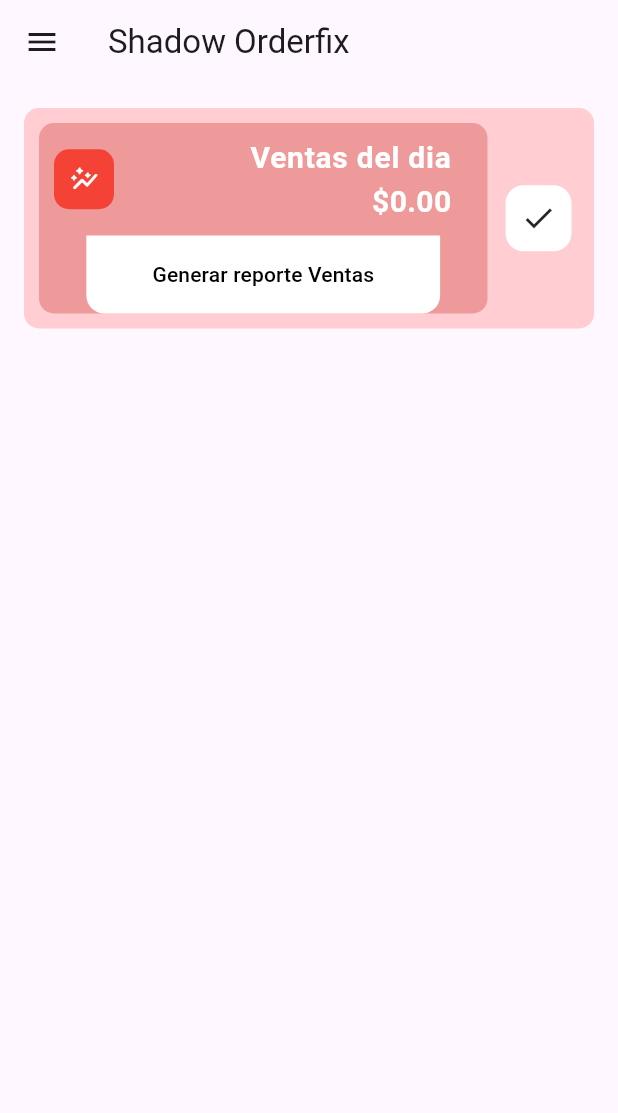
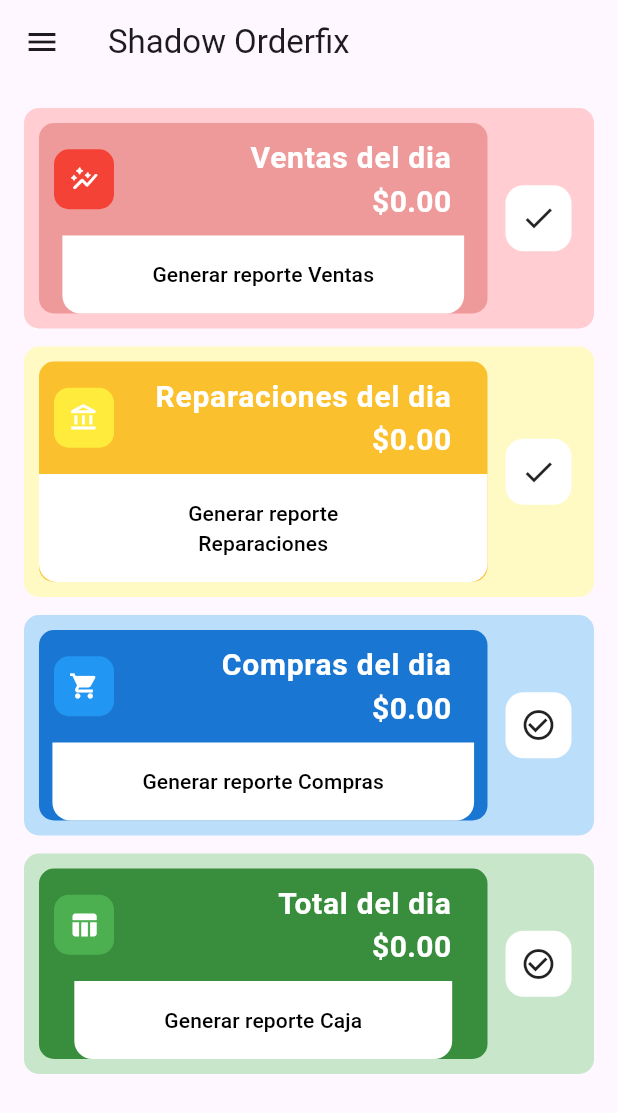
Before and after one commit to bryanmsombra27/flutter_templates, a Flutter app: the screen it shows after launch, on a phone screen of 412 x 824 dp. Shown: the top 1113 px of the screen. Run offline on Flutter 3.47's test engine with Material 3 defaults, Android fonts, the phone set to English and light mode, and no system bars.

Commit message:
card section finished

```diff
--- a/lib/main.dart
+++ b/lib/main.dart
@@ -45,6 +45,7 @@ class _home extends StatelessWidget {
   Widget build(BuildContext context) {
     return Padding(
       padding: const EdgeInsets.all(16),
+      child: SingleChildScrollView(
         child: Column(
           spacing: 12,
           children: [
@@ -53,8 +54,43 @@ class _home extends StatelessWidget {
               cardColor: Colors.red.shade200,
               iconColor: Colors.red,
               icon: Icons.auto_graph_rounded,
+              label: "Ventas del dia",
+              buttonLabel: "Generar reporte Ventas",
+              price: "\$0.00",
+              secondIcon: Icons.check,
+            ),
+            CustomCard(
+              color: Colors.yellow.shade100,
+              cardColor: Colors.yellow.shade700,
+              iconColor: Colors.yellow.shade500,
+              icon: Icons.account_balance_outlined,
+              label: "Reparaciones del dia",
+              buttonLabel: "Generar reporte Reparaciones",
+              price: "\$0.00",
+              secondIcon: Icons.check,
+            ),
+            CustomCard(
+              color: Colors.blue.shade100,
+              cardColor: Colors.blue.shade700,
+              iconColor: Colors.blue.shade500,
+              icon: Icons.shopping_cart,
+              label: "Compras del dia",
+              buttonLabel: "Generar reporte Compras",
+              price: "\$0.00",
+              secondIcon: Icons.check_circle_outline,
+            ),
+            CustomCard(
+              color: Colors.green.shade100,
+              cardColor: Colors.green.shade700,
+              iconColor: Colors.green.shade500,
+              icon: Icons.table_chart_rounded,
+              label: "Total del dia",
+              buttonLabel: "Generar reporte Caja",
+              price: "\$0.00",
+              secondIcon: Icons.check_circle_outline,
             ),
           ],
+        ),
       ),
     );
   }
--- a/lib/widgets/custom_card.dart
+++ b/lib/widgets/custom_card.dart
@@ -5,12 +5,22 @@ class CustomCard extends StatelessWidget {
   final Color cardColor;
   final Color iconColor;
   final IconData icon;
+
+  final String label;
+  final String price;
+  final IconData secondIcon;
+  final String buttonLabel;
+
   const CustomCard({
     super.key,
     required this.color,
     required this.icon,
     required this.cardColor,
     required this.iconColor,
+    required this.label,
+    required this.price,
+    required this.secondIcon,
+    required this.buttonLabel,
   });
 
   @override
@@ -53,7 +63,7 @@ class CustomCard extends StatelessWidget {
                       Flexible(
                         child: ListTile(
                           title: Text(
-                            "Ventas del dia",
+                            label,
                             textAlign: TextAlign.end,
                             style: TextStyle(
                               color: Colors.white,
@@ -62,7 +72,7 @@ class CustomCard extends StatelessWidget {
                             ),
                           ),
                           subtitle: Text(
-                            "\$0.00",
+                            price,
                             textAlign: TextAlign.end,
                             style: TextStyle(
                               color: Colors.white,
@@ -87,13 +97,13 @@ class CustomCard extends StatelessWidget {
                         ),
                       ),
                       padding: EdgeInsets.symmetric(
-                        horizontal: 44,
+                        // horizontal: 44,
                         vertical: 16,
-                        // horizontal: 45,
+                        horizontal: 60,
                       ),
                     ),
                     onPressed: () {},
-                    child: Text("Generar reporte Ventas"),
+                    child: Text(buttonLabel, textAlign: TextAlign.center),
                   ),
                   // Text(
                   //   "Generar reporte Ventas",
@@ -117,7 +127,7 @@ class CustomCard extends StatelessWidget {
               borderRadius: BorderRadius.circular(12),
               color: Colors.white,
             ),
-            child: Icon(Icons.check),
+            child: Icon(secondIcon),
           ),
         ],
       ),
```
Lines whose indentation alone changed are shown as unchanged.
